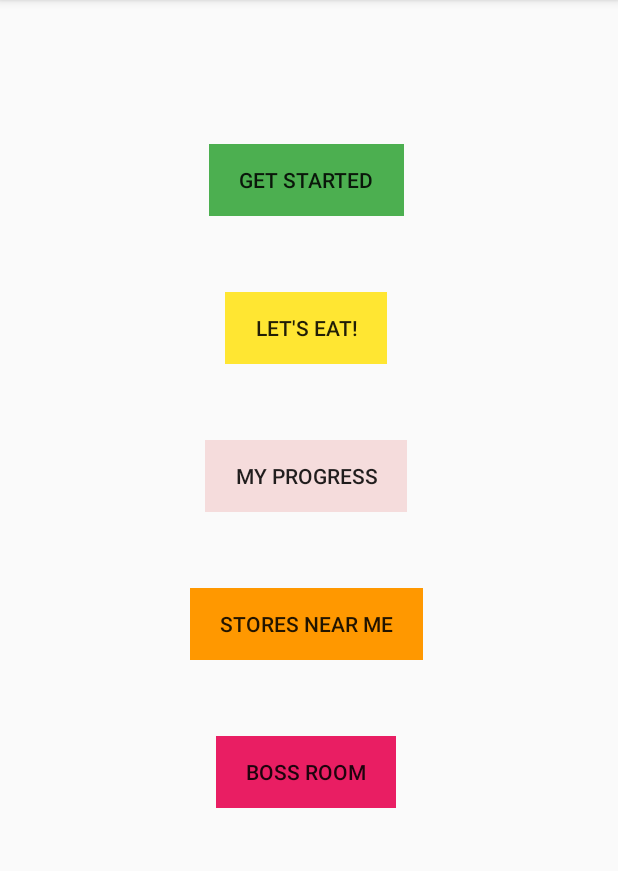
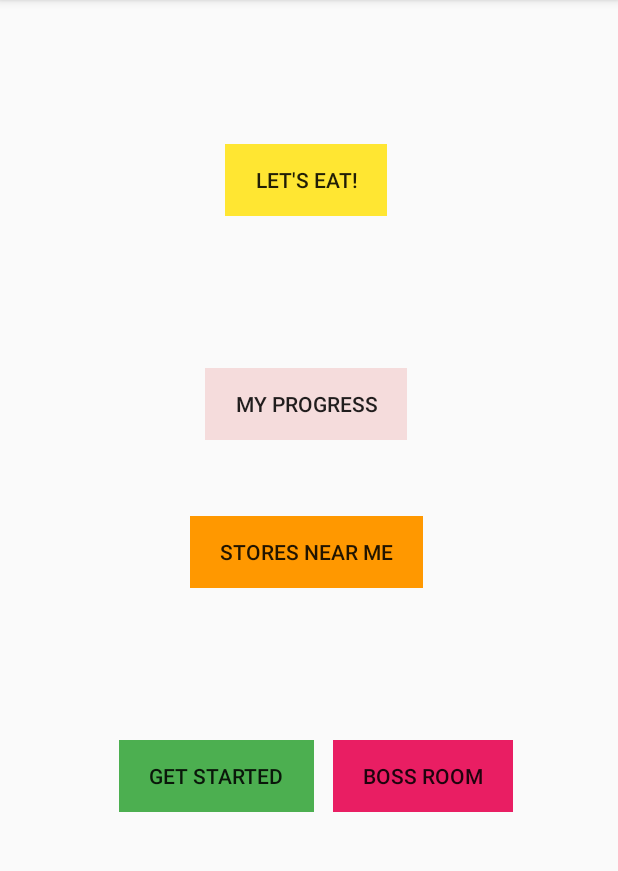
Before and after one commit to schucherta8/DietClash, an Android app: the screen it shows after launch (MainActivity), on a phone screen of 412 x 824 dp, the part 84-955 px from its top. Run offline under Robolectric (Android 15) with nearby library versions, the phone set to English and light mode, and no system bars.

Commit message:
Layout Changed

```diff
--- a/DietClash/app/src/main/res/layout/content_main.xml
+++ b/DietClash/app/src/main/res/layout/content_main.xml
@@ -39,15 +39,16 @@
             android:padding="20dp">
 
             <Button
-                android:id="@+id/getStartedButton"
+                android:id="@+id/letsEatButton"
                 style="?android:attr/borderlessButtonStyle"
                 android:layout_width="wrap_content"
-                android:layout_height="match_parent"
-                android:background="#4CAF50"
+                android:layout_height="wrap_content"
                 android:layout_gravity="center"
-                android:onClick="getStarted"
+                android:background="#FFE632"
+                android:onClick="letsEat"
                 android:paddingHorizontal="20dp"
-                android:text="@string/get_started" />
+                android:text="@string/let_s_eat" />
+
         </TableRow>
 
         <TableRow
@@ -58,16 +59,6 @@
             android:gravity="center"
             android:padding="20dp">
 
-            <Button
-                android:id="@+id/letsEatButton"
-                style="?android:attr/borderlessButtonStyle"
-                android:layout_width="wrap_content"
-                android:layout_height="wrap_content"
-                android:background="#FFE632"
-                android:layout_gravity="center"
-                android:onClick="letsEat"
-                android:paddingHorizontal="20dp"
-                android:text="@string/let_s_eat" />
         </TableRow>
 
         <TableRow
@@ -88,6 +79,7 @@
                 android:onClick="myProgress"
                 android:paddingHorizontal="20dp"
                 android:text="@string/my_progress" />
+
         </TableRow>
 
 
@@ -119,6 +111,27 @@
             android:gravity="center"
             android:padding="20dp">
 
+        </TableRow>
+
+        <TableRow
+            android:layout_width="match_parent"
+            android:layout_height="match_parent"
+            android:layout_marginHorizontal="20dp"
+            android:layout_marginVertical="5dp"
+            android:gravity="center"
+            android:padding="20dp">
+
+            <Button
+                android:id="@+id/getStartedButton"
+                style="?android:attr/borderlessButtonStyle"
+                android:layout_width="wrap_content"
+                android:layout_height="match_parent"
+                android:layout_gravity="center"
+                android:background="#4CAF50"
+                android:onClick="getStarted"
+                android:paddingHorizontal="20dp"
+                android:text="@string/get_started" />
+
             <Button
                 android:id="@+id/bossRoomButton"
                 style="?android:attr/borderlessButtonStyle"
```
